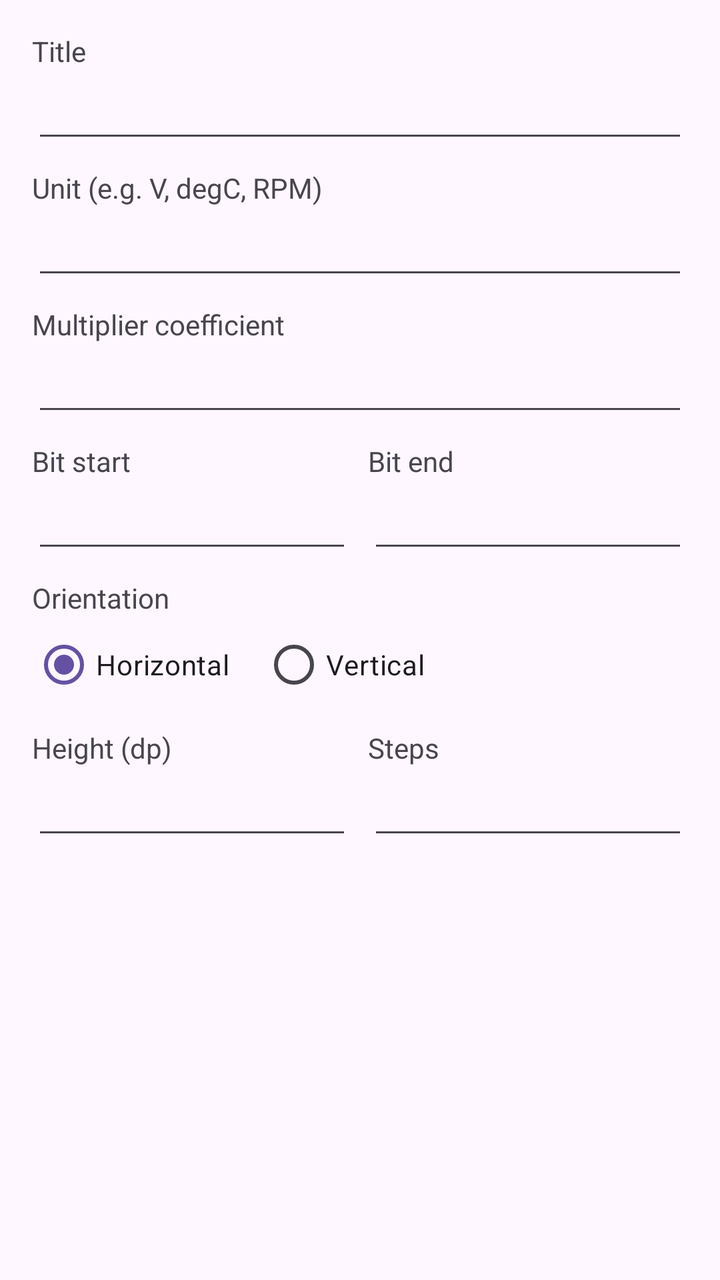
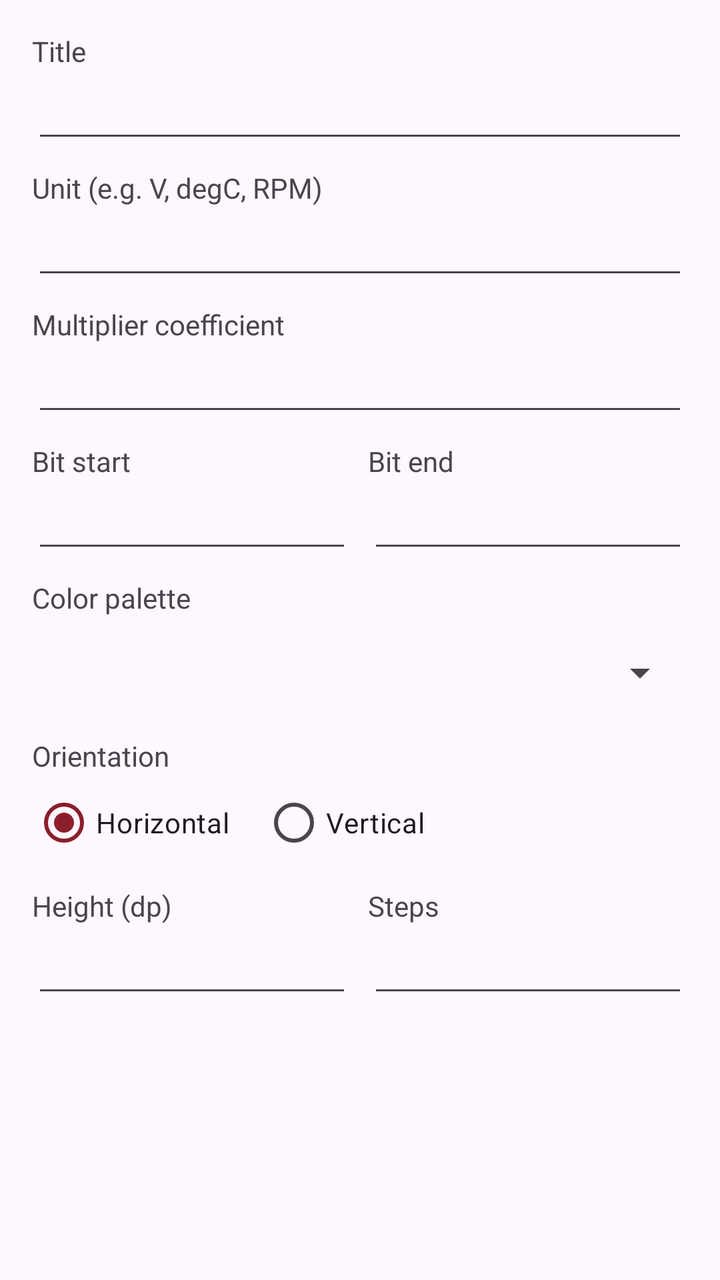

The first picture is an Android layout as it rendered before a commit; the second is the same layout after the commit. The layout source and the unified diff follow.
<!-- AndroidManifest.xml: application theme Theme.ElinLink -->
<!-- res/layout/dialog_gauge_config.xml -->
<?xml version="1.0" encoding="utf-8"?>
<ScrollView xmlns:android="http://schemas.android.com/apk/res/android"
    android:layout_width="match_parent"
    android:layout_height="wrap_content">

    <LinearLayout
        android:layout_width="match_parent"
        android:layout_height="wrap_content"
        android:orientation="vertical"
        android:padding="16dp">

        <TextView android:layout_width="wrap_content" android:layout_height="wrap_content" android:text="Title" />
        <EditText android:id="@+id/etTitle" android:layout_width="match_parent" android:layout_height="wrap_content" android:inputType="text" android:maxLines="1" android:autofillHints="" />

        <TextView android:layout_width="wrap_content" android:layout_height="wrap_content" android:layout_marginTop="8dp" android:text="Unit (e.g. V, degC, RPM)" />
        <EditText android:id="@+id/etUnit" android:layout_width="match_parent" android:layout_height="wrap_content" android:inputType="text" android:maxLines="1" android:autofillHints="" />

        <TextView android:layout_width="wrap_content" android:layout_height="wrap_content" android:layout_marginTop="8dp" android:text="Multiplier coefficient" />
        <EditText android:id="@+id/etMultiplier" android:layout_width="match_parent" android:layout_height="wrap_content" android:inputType="numberDecimal" android:maxLines="1" android:autofillHints="" />

        <LinearLayout android:layout_width="match_parent" android:layout_height="wrap_content" android:orientation="horizontal" android:layout_marginTop="8dp">
            <LinearLayout android:layout_width="0dp" android:layout_weight="1" android:layout_height="wrap_content" android:orientation="vertical">
                <TextView android:layout_width="wrap_content" android:layout_height="wrap_content" android:text="Bit start" />
                <EditText android:id="@+id/etBitStart" android:layout_width="match_parent" android:layout_height="wrap_content" android:inputType="number" android:maxLines="1" android:autofillHints="" />
            </LinearLayout>
            <LinearLayout android:layout_width="0dp" android:layout_weight="1" android:layout_height="wrap_content" android:orientation="vertical" android:layout_marginStart="8dp">
                <TextView android:layout_width="wrap_content" android:layout_height="wrap_content" android:text="Bit end" />
                <EditText android:id="@+id/etBitEnd" android:layout_width="match_parent" android:layout_height="wrap_content" android:inputType="number" android:maxLines="1" android:autofillHints="" />
            </LinearLayout>
        </LinearLayout>

        <TextView android:layout_width="wrap_content" android:layout_height="wrap_content" android:layout_marginTop="8dp" android:text="Orientation" />
        <RadioGroup android:id="@+id/rgOrientation" android:layout_width="match_parent" android:layout_height="wrap_content" android:orientation="horizontal">
            <RadioButton android:id="@+id/rbHorizontal" android:layout_width="wrap_content" android:layout_height="wrap_content" android:checked="true" android:text="Horizontal" />
            <RadioButton android:id="@+id/rbVertical" android:layout_width="wrap_content" android:layout_height="wrap_content" android:layout_marginStart="16dp" android:text="Vertical" />
        </RadioGroup>

        <LinearLayout android:layout_width="match_parent" android:layout_height="wrap_content" android:orientation="horizontal" android:layout_marginTop="8dp">
            <LinearLayout android:layout_width="0dp" android:layout_weight="1" android:layout_height="wrap_content" android:orientation="vertical">
                <TextView android:layout_width="wrap_content" android:layout_height="wrap_content" android:text="Height (dp)" />
                <EditText android:id="@+id/etHeight" android:layout_width="match_parent" android:layout_height="wrap_content" android:inputType="number" android:maxLines="1" android:autofillHints="" />
            </LinearLayout>
            <LinearLayout android:layout_width="0dp" android:layout_weight="1" android:layout_height="wrap_content" android:orientation="vertical" android:layout_marginStart="8dp">
                <TextView android:layout_width="wrap_content" android:layout_height="wrap_content" android:text="Steps" />
                <EditText android:id="@+id/etSteps" android:layout_width="match_parent" android:layout_height="wrap_content" android:inputType="number" android:maxLines="1" android:autofillHints="" />
            </LinearLayout>
        </LinearLayout>
    </LinearLayout>
</ScrollView>
<!-- resources referenced by this layout -->
<resources>
  <style name="Theme.ElinLink" parent="Theme.Material3.DayNight.NoActionBar">
          <item name="colorPrimary">@color/purple_500</item>
          <item name="colorPrimaryVariant">@color/purple_700</item>
      </style>
  <color name="purple_500">#6650a4</color>
  <color name="purple_700">#4F378B</color>
</resources>

<!-- the commit's change to res/layout/dialog_gauge_config.xml (unified diff, before → after) -->
@@ -29,6 +29,9 @@
             </LinearLayout>
         </LinearLayout>
 
+        <TextView android:layout_width="wrap_content" android:layout_height="wrap_content" android:layout_marginTop="8dp" android:text="Color palette" />
+        <Spinner android:id="@+id/spPalette" android:layout_width="match_parent" android:layout_height="wrap_content" android:layout_marginTop="4dp" android:minHeight="48dp" />
+
         <TextView android:layout_width="wrap_content" android:layout_height="wrap_content" android:layout_marginTop="8dp" android:text="Orientation" />
         <RadioGroup android:id="@+id/rgOrientation" android:layout_width="match_parent" android:layout_height="wrap_content" android:orientation="horizontal">
             <RadioButton android:id="@+id/rbHorizontal" android:layout_width="wrap_content" android:layout_height="wrap_content" android:checked="true" android:text="Horizontal" />
<!-- resource entries referenced after the edit -->
@@ -1,10 +1,15 @@
 <!-- resources referenced by this layout -->
 <resources>
   <style name="Theme.ElinLink" parent="Theme.Material3.DayNight.NoActionBar">
-          <item name="colorPrimary">@color/purple_500</item>
-          <item name="colorPrimaryVariant">@color/purple_700</item>
+          <item name="colorPrimary">@color/brand</item>
+          <item name="colorOnPrimary">@color/white</item>
+          <item name="colorPrimaryContainer">@color/brand</item>
+          <item name="colorOnPrimaryContainer">@color/white</item>
+          <item name="colorSecondary">@color/brand</item>
+          <item name="colorOnSecondary">@color/white</item>
+          <item name="android:statusBarColor">@color/brand</item>
       </style>
-  <color name="purple_500">#6650a4</color>
-  <color name="purple_700">#4F378B</color>
+  <color name="brand">#8B1E2D</color>
+  <color name="white">#FFFFFFFF</color>
 </resources>
 
